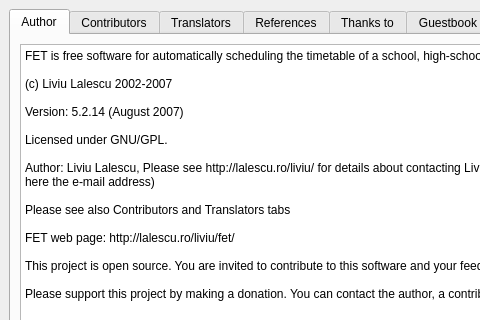
Old version of the form fet/src/interface/helpaboutform_template.ui in the repository vonmecheln/fet; both pictures show x 0 to 480 and y 0 to 320 of the 707 by 409 pixel window.
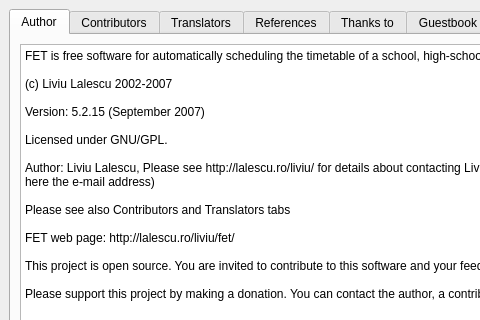
New version of the form. The open tabs and pages were chosen to show the change.

Patch:
```diff
--- a/fet/src/interface/helpaboutform_template.ui
+++ b/fet/src/interface/helpaboutform_template.ui
@@ -69,7 +69,7 @@
 &lt;p style="-qt-paragraph-type:empty; margin-top:0px; margin-bottom:0px; margin-left:0px; margin-right:0px; -qt-block-indent:0; text-indent:0px;">&lt;/p>
 &lt;p style=" margin-top:0px; margin-bottom:0px; margin-left:0px; margin-right:0px; -qt-block-indent:0; text-indent:0px;">(c) Liviu Lalescu 2002-2007&lt;/p>
 &lt;p style="-qt-paragraph-type:empty; margin-top:0px; margin-bottom:0px; margin-left:0px; margin-right:0px; -qt-block-indent:0; text-indent:0px;">&lt;/p>
-&lt;p style=" margin-top:0px; margin-bottom:0px; margin-left:0px; margin-right:0px; -qt-block-indent:0; text-indent:0px;">Version: 5.2.14 (August 2007)&lt;/p>
+&lt;p style=" margin-top:0px; margin-bottom:0px; margin-left:0px; margin-right:0px; -qt-block-indent:0; text-indent:0px;">Version: 5.2.15 (September 2007)&lt;/p>
 &lt;p style="-qt-paragraph-type:empty; margin-top:0px; margin-bottom:0px; margin-left:0px; margin-right:0px; -qt-block-indent:0; text-indent:0px;">&lt;/p>
 &lt;p style=" margin-top:0px; margin-bottom:0px; margin-left:0px; margin-right:0px; -qt-block-indent:0; text-indent:0px;">Licensed under GNU/GPL.&lt;/p>
 &lt;p style="-qt-paragraph-type:empty; margin-top:0px; margin-bottom:0px; margin-left:0px; margin-right:0px; -qt-block-indent:0; text-indent:0px;">&lt;/p>
```
